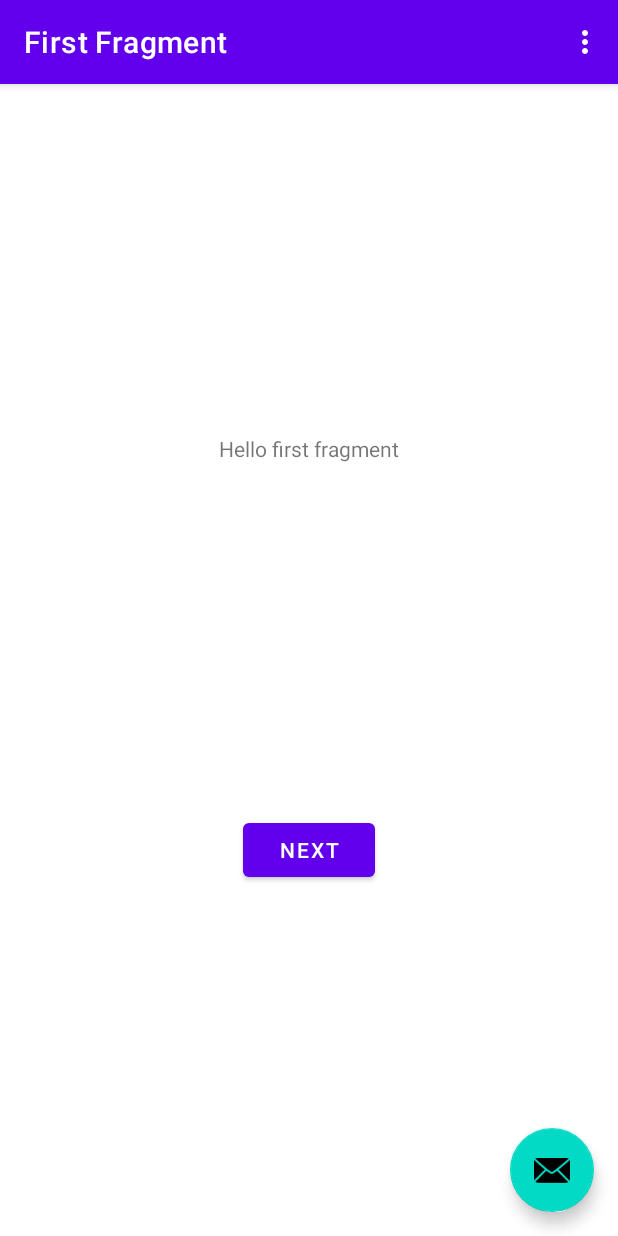
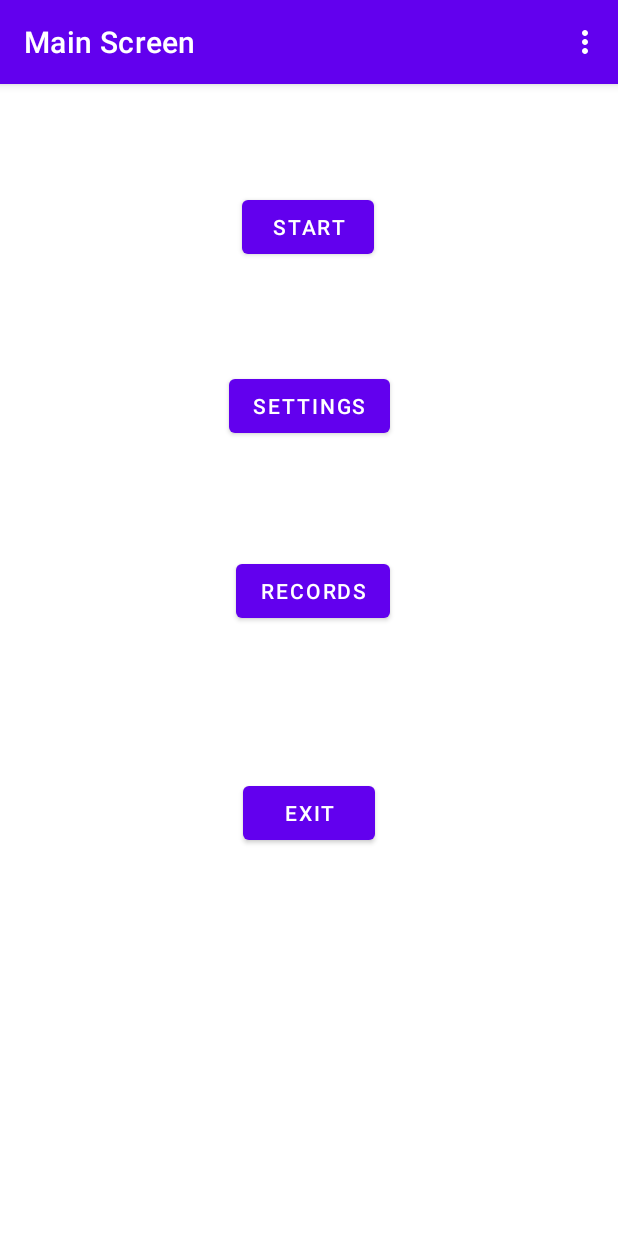
Before and after one commit to ZoomUp/CirclesGame, an Android app: the screen it shows after launch (MainActivity), on a phone screen of 412 x 824 dp. Run offline under Robolectric (Android 15) with nearby library versions, the phone set to English and light mode, and no system bars; our stand-ins replace navigation-ui.

Commit message:
Main architecture created

```diff
--- a/app/src/main/java/com/example/circlesgame/FirstFragment.kt
+++ b/app/src/main/java/com/example/circlesgame/GameScreen.kt
@@ -6,14 +6,14 @@ import android.view.LayoutInflater
 import android.view.View
 import android.view.ViewGroup
 import androidx.navigation.fragment.findNavController
-import com.example.circlesgame.databinding.FragmentFirstBinding
+import com.example.circlesgame.databinding.FragmentGameScreenBinding
 
 /**
- * A simple [Fragment] subclass as the default destination in the navigation.
+ * A simple [Fragment] subclass as the second destination in the navigation.
  */
-class FirstFragment : Fragment() {
+class GameScreen : Fragment() {
 
-    private var _binding: FragmentFirstBinding? = null
+    private var _binding: FragmentGameScreenBinding? = null
 
     // This property is only valid between onCreateView and
     // onDestroyView.
@@ -24,7 +24,7 @@ class FirstFragment : Fragment() {
         savedInstanceState: Bundle?
     ): View? {
 
-        _binding = FragmentFirstBinding.inflate(inflater, container, false)
+        _binding = FragmentGameScreenBinding.inflate(inflater, container, false)
         return binding.root
 
     }
@@ -32,8 +32,8 @@ class FirstFragment : Fragment() {
     override fun onViewCreated(view: View, savedInstanceState: Bundle?) {
         super.onViewCreated(view, savedInstanceState)
 
-        binding.buttonFirst.setOnClickListener {
-            findNavController().navigate(R.id.action_FirstFragment_to_SecondFragment)
+        binding.buttonSecond.setOnClickListener {
+            findNavController().navigate(R.id.action_GameScreen_to_MainScreen)
         }
     }
 
--- a/app/src/main/java/com/example/circlesgame/MainActivity.kt
+++ b/app/src/main/java/com/example/circlesgame/MainActivity.kt
@@ -28,10 +28,6 @@ class MainActivity : AppCompatActivity() {
         appBarConfiguration = AppBarConfiguration(navController.graph)
         setupActionBarWithNavController(navController, appBarConfiguration)
 
-        binding.fab.setOnClickListener { view ->
-            Snackbar.make(view, "Replace with your own action", Snackbar.LENGTH_LONG)
-                .setAction("Action", null).show()
-        }
     }
 
     override fun onCreateOptionsMenu(menu: Menu): Boolean {
--- /dev/null
+++ b/app/src/main/java/com/example/circlesgame/MainScreen.kt
@@ -0,0 +1,44 @@
+package com.example.circlesgame
+
+import android.os.Bundle
+import androidx.fragment.app.Fragment
+import android.view.LayoutInflater
+import android.view.View
+import android.view.ViewGroup
+import androidx.navigation.fragment.findNavController
+import com.example.circlesgame.databinding.FragmentMainScreenBinding
+
+/**
+ * A simple [Fragment] subclass as the default destination in the navigation.
+ */
+class MainScreen : Fragment() {
+
+    private var _binding: FragmentMainScreenBinding? = null
+
+    // This property is only valid between onCreateView and
+    // onDestroyView.
+    private val binding get() = _binding!!
+
+    override fun onCreateView(
+        inflater: LayoutInflater, container: ViewGroup?,
+        savedInstanceState: Bundle?
+    ): View? {
+
+        _binding = FragmentMainScreenBinding.inflate(inflater, container, false)
+        return binding.root
+
+    }
+
+    override fun onViewCreated(view: View, savedInstanceState: Bundle?) {
+        super.onViewCreated(view, savedInstanceState)
+
+        binding.buttonStart.setOnClickListener {
+            findNavController().navigate(R.id.action_MainScreen_to_GameScreen)
+        }
+    }
+
+    override fun onDestroyView() {
+        super.onDestroyView()
+        _binding = null
+    }
+}
--- a/app/src/main/java/com/example/circlesgame/SecondFragment.kt
+++ b/app/src/main/java/com/example/circlesgame/RecordsScreen.kt
@@ -1,19 +1,15 @@
 package com.example.circlesgame
 
 import android.os.Bundle
-import androidx.fragment.app.Fragment
 import android.view.LayoutInflater
 import android.view.View
 import android.view.ViewGroup
-import androidx.navigation.fragment.findNavController
-import com.example.circlesgame.databinding.FragmentSecondBinding
+import androidx.fragment.app.Fragment
+import com.example.circlesgame.databinding.FragmentRecordsScreenBinding
 
-/**
- * A simple [Fragment] subclass as the second destination in the navigation.
- */
-class SecondFragment : Fragment() {
+class RecordsScreen : Fragment() {
 
-    private var _binding: FragmentSecondBinding? = null
+    private var _binding: FragmentRecordsScreenBinding? = null
 
     // This property is only valid between onCreateView and
     // onDestroyView.
@@ -24,7 +20,7 @@ class SecondFragment : Fragment() {
         savedInstanceState: Bundle?
     ): View? {
 
-        _binding = FragmentSecondBinding.inflate(inflater, container, false)
+        _binding = FragmentRecordsScreenBinding.inflate(inflater, container, false)
         return binding.root
 
     }
@@ -32,9 +28,7 @@ class SecondFragment : Fragment() {
     override fun onViewCreated(view: View, savedInstanceState: Bundle?) {
         super.onViewCreated(view, savedInstanceState)
 
-        binding.buttonSecond.setOnClickListener {
-            findNavController().navigate(R.id.action_SecondFragment_to_FirstFragment)
-        }
+
     }
 
     override fun onDestroyView() {
--- /dev/null
+++ b/app/src/main/java/com/example/circlesgame/SettingsScreen.kt
@@ -0,0 +1,38 @@
+package com.example.circlesgame
+
+import android.os.Bundle
+import android.view.LayoutInflater
+import android.view.View
+import android.view.ViewGroup
+import androidx.fragment.app.Fragment
+import com.example.circlesgame.databinding.FragmentSettingsScreenBinding
+
+class SettingsScreen : Fragment() {
+
+    private var _binding: FragmentSettingsScreenBinding? = null
+
+    // This property is only valid between onCreateView and
+    // onDestroyView.
+    private val binding get() = _binding!!
+
+    override fun onCreateView(
+        inflater: LayoutInflater, container: ViewGroup?,
+        savedInstanceState: Bundle?
+    ): View? {
+
+        _binding = FragmentSettingsScreenBinding.inflate(inflater, container, false)
+        return binding.root
+
+    }
+
+    override fun onViewCreated(view: View, savedInstanceState: Bundle?) {
+        super.onViewCreated(view, savedInstanceState)
+
+
+    }
+
+    override fun onDestroyView() {
+        super.onDestroyView()
+        _binding = null
+    }
+}
--- a/app/src/main/res/layout/activity_main.xml
+++ b/app/src/main/res/layout/activity_main.xml
@@ -22,13 +22,5 @@
 
     <include layout="@layout/content_main" />
 
-    <com.google.android.material.floatingactionbutton.FloatingActionButton
-        android:id="@+id/fab"
-        android:layout_width="wrap_content"
-        android:layout_height="wrap_content"
-        android:layout_gravity="bottom|end"
-        android:layout_marginEnd="@dimen/fab_margin"
-        android:layout_marginBottom="16dp"
-        app:srcCompat="@android:drawable/ic_dialog_email" />
 
 </androidx.coordinatorlayout.widget.CoordinatorLayout>
--- a/app/src/main/res/layout/fragment_first.xml
+++ /dev/null
@@ -1,28 +0,0 @@
-<?xml version="1.0" encoding="utf-8"?>
-<androidx.constraintlayout.widget.ConstraintLayout xmlns:android="http://schemas.android.com/apk/res/android"
-    xmlns:app="http://schemas.android.com/apk/res-auto"
-    xmlns:tools="http://schemas.android.com/tools"
-    android:layout_width="match_parent"
-    android:layout_height="match_parent"
-    tools:context=".FirstFragment">
-
-    <TextView
-        android:id="@+id/textview_first"
-        android:layout_width="wrap_content"
-        android:layout_height="wrap_content"
-        android:text="@string/hello_first_fragment"
-        app:layout_constraintBottom_toTopOf="@id/button_first"
-        app:layout_constraintEnd_toEndOf="parent"
-        app:layout_constraintStart_toStartOf="parent"
-        app:layout_constraintTop_toTopOf="parent" />
-
-    <Button
-        android:id="@+id/button_first"
-        android:layout_width="wrap_content"
-        android:layout_height="wrap_content"
-        android:text="@string/next"
-        app:layout_constraintBottom_toBottomOf="parent"
-        app:layout_constraintEnd_toEndOf="parent"
-        app:layout_constraintStart_toStartOf="parent"
-        app:layout_constraintTop_toBottomOf="@id/textview_first" />
-</androidx.constraintlayout.widget.ConstraintLayout>
--- a/app/src/main/res/layout/fragment_second.xml
+++ b/app/src/main/res/layout/fragment_game_screen.xml
@@ -4,7 +4,7 @@
     xmlns:tools="http://schemas.android.com/tools"
     android:layout_width="match_parent"
     android:layout_height="match_parent"
-    tools:context=".SecondFragment">
+    tools:context=".GameScreen">
 
     <TextView
         android:id="@+id/textview_second"
--- /dev/null
+++ b/app/src/main/res/layout/fragment_main_screen.xml
@@ -0,0 +1,50 @@
+<?xml version="1.0" encoding="utf-8"?>
+<androidx.constraintlayout.widget.ConstraintLayout xmlns:android="http://schemas.android.com/apk/res/android"
+    xmlns:app="http://schemas.android.com/apk/res-auto"
+    xmlns:tools="http://schemas.android.com/tools"
+    android:layout_width="match_parent"
+    android:layout_height="match_parent"
+    tools:context=".MainScreen">
+
+    <Button
+        android:id="@+id/button_start"
+        android:layout_width="wrap_content"
+        android:layout_height="wrap_content"
+        android:layout_marginTop="71dp"
+        android:text="Start"
+        app:layout_constraintEnd_toEndOf="parent"
+        app:layout_constraintHorizontal_bias="0.498"
+        app:layout_constraintStart_toStartOf="parent"
+        app:layout_constraintTop_toTopOf="parent" />
+
+    <Button
+        android:id="@+id/button_settings"
+        android:layout_width="wrap_content"
+        android:layout_height="wrap_content"
+        android:layout_marginTop="71dp"
+        android:text="Settings"
+        app:layout_constraintEnd_toEndOf="parent"
+        app:layout_constraintStart_toStartOf="parent"
+        app:layout_constraintTop_toBottomOf="@+id/button_start" />
+
+    <Button
+        android:id="@+id/button_records"
+        android:layout_width="wrap_content"
+        android:layout_height="wrap_content"
+        android:layout_marginTop="75dp"
+        android:text="Records"
+        app:layout_constraintEnd_toEndOf="parent"
+        app:layout_constraintHorizontal_bias="0.509"
+        app:layout_constraintStart_toStartOf="parent"
+        app:layout_constraintTop_toBottomOf="@+id/button_settings" />
+
+    <Button
+        android:id="@+id/button_exit"
+        android:layout_width="wrap_content"
+        android:layout_height="wrap_content"
+        android:layout_marginTop="100dp"
+        android:text="Exit"
+        app:layout_constraintEnd_toEndOf="parent"
+        app:layout_constraintStart_toStartOf="parent"
+        app:layout_constraintTop_toBottomOf="@+id/button_records" />
+</androidx.constraintlayout.widget.ConstraintLayout>
--- /dev/null
+++ b/app/src/main/res/layout/fragment_records_screen.xml
@@ -0,0 +1,6 @@
+<?xml version="1.0" encoding="utf-8"?>
+<androidx.constraintlayout.widget.ConstraintLayout xmlns:android="http://schemas.android.com/apk/res/android"
+    android:layout_width="match_parent"
+    android:layout_height="match_parent">
+
+</androidx.constraintlayout.widget.ConstraintLayout>
--- /dev/null
+++ b/app/src/main/res/layout/fragment_settings_screen.xml
@@ -0,0 +1,6 @@
+<?xml version="1.0" encoding="utf-8"?>
+<androidx.constraintlayout.widget.ConstraintLayout xmlns:android="http://schemas.android.com/apk/res/android"
+    android:layout_width="match_parent"
+    android:layout_height="match_parent">
+
+</androidx.constraintlayout.widget.ConstraintLayout>
--- a/app/src/main/res/navigation/nav_graph.xml
+++ b/app/src/main/res/navigation/nav_graph.xml
@@ -3,26 +3,47 @@
     xmlns:app="http://schemas.android.com/apk/res-auto"
     xmlns:tools="http://schemas.android.com/tools"
     android:id="@+id/nav_graph"
-    app:startDestination="@id/FirstFragment">
+    app:startDestination="@id/MainScreen">
 
     <fragment
-        android:id="@+id/FirstFragment"
-        android:name="com.example.circlesgame.FirstFragment"
+        android:id="@+id/MainScreen"
+        android:name="com.example.circlesgame.MainScreen"
         android:label="@string/first_fragment_label"
-        tools:layout="@layout/fragment_first">
+        tools:layout="@layout/fragment_main_screen">
 
         <action
-            android:id="@+id/action_FirstFragment_to_SecondFragment"
-            app:destination="@id/SecondFragment" />
+            android:id="@+id/action_MainScreen_to_settingsScreen"
+            app:destination="@id/SettingsScreen" />
+        <action
+            android:id="@+id/action_MainScreen_to_recordsScreen"
+            app:destination="@id/RecordsScreen" />
+        <action
+            android:id="@+id/action_MainScreen_to_GameScreen"
+            app:destination="@id/GameScreen" />
     </fragment>
     <fragment
-        android:id="@+id/SecondFragment"
-        android:name="com.example.circlesgame.SecondFragment"
+        android:id="@+id/GameScreen"
+        android:name="com.example.circlesgame.GameScreen"
         android:label="@string/second_fragment_label"
-        tools:layout="@layout/fragment_second">
-
+        tools:layout="@layout/fragment_game_screen">
         <action
-            android:id="@+id/action_SecondFragment_to_FirstFragment"
-            app:destination="@id/FirstFragment" />
+            android:id="@+id/action_GameScreen_to_MainScreen"
+            app:destination="@id/MainScreen" />
+    </fragment>
+    <fragment
+        android:id="@+id/RecordsScreen"
+        android:name="com.example.circlesgame.RecordsScreen"
+        android:label="RecordsScreen" >
+        <action
+            android:id="@+id/action_recordsScreen_to_MainScreen"
+            app:destination="@id/MainScreen" />
+    </fragment>
+    <fragment
+        android:id="@+id/SettingsScreen"
+        android:name="com.example.circlesgame.SettingsScreen"
+        android:label="SettingsScreen" >
+        <action
+            android:id="@+id/action_settingsScreen_to_MainScreen"
+            app:destination="@id/MainScreen" />
     </fragment>
 </navigation>
--- a/app/src/main/res/values/strings.xml
+++ b/app/src/main/res/values/strings.xml
@@ -2,8 +2,8 @@
     <string name="app_name">CirclesGame</string>
     <string name="action_settings">Settings</string>
     <!-- Strings used for fragments for navigation -->
-    <string name="first_fragment_label">First Fragment</string>
-    <string name="second_fragment_label">Second Fragment</string>
+    <string name="first_fragment_label">Main Screen</string>
+    <string name="second_fragment_label">Game Screen</string>
     <string name="next">Next</string>
     <string name="previous">Previous</string>
 
```
